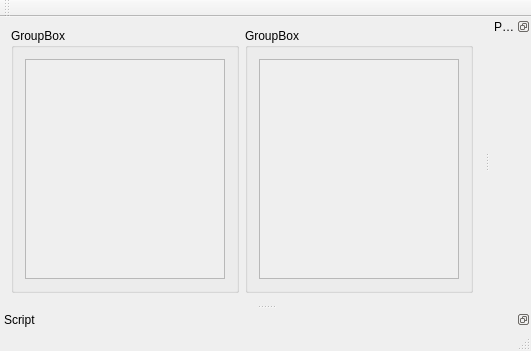
First picture: the form in mainwindow.ui, repository cloose/CuteRay, before the edit.
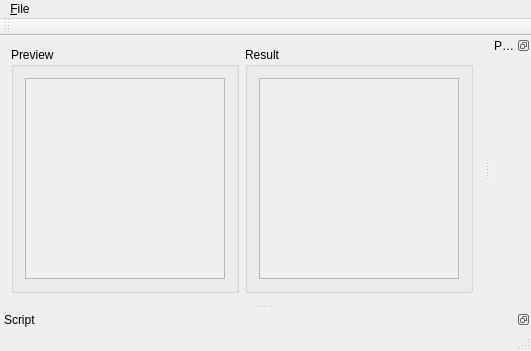
Second picture: the form after the edit. Custom widgets are drawn as their Qt base class.

What changed in the file:
```diff
--- a/mainwindow.ui
+++ b/mainwindow.ui
@@ -18,11 +18,11 @@
     <item>
      <widget class="QGroupBox" name="previewGroupBox">
       <property name="title">
-       <string>GroupBox</string>
+       <string>Preview</string>
       </property>
-      <layout class="QVBoxLayout" name="verticalLayout">
+      <layout class="QHBoxLayout" name="horizontalLayout_3">
        <item>
-        <widget class="QScrollArea" name="scrollArea">
+        <widget class="QScrollArea" name="previewScrollArea">
          <property name="widgetResizable">
           <bool>true</bool>
          </property>
@@ -44,7 +44,7 @@
     <item>
      <widget class="QGroupBox" name="resultGroupBox">
       <property name="title">
-       <string>GroupBox</string>
+       <string>Result</string>
       </property>
       <layout class="QHBoxLayout" name="horizontalLayout_2">
        <item>
@@ -52,7 +52,7 @@
          <property name="widgetResizable">
           <bool>true</bool>
          </property>
-         <widget class="QWidget" name="scrollAreaWidgetContents_2">
+         <widget class="RenderResultWidget" name="renderResultWidget">
           <property name="geometry">
            <rect>
             <x>0</x>
@@ -78,6 +78,15 @@
      <height>21</height>
     </rect>
    </property>
+   <widget class="QMenu" name="fileMenu">
+    <property name="title">
+     <string>&amp;File</string>
+    </property>
+    <addaction name="openAction"/>
+    <addaction name="separator"/>
+    <addaction name="exitAction"/>
+   </widget>
+   <addaction name="fileMenu"/>
   </widget>
   <widget class="QToolBar" name="mainToolBar">
    <attribute name="toolBarArea">
@@ -120,6 +129,20 @@
   </widget>
  </widget>
  <layoutdefault spacing="6" margin="11"/>
+ <customwidgets>
+  <customwidget>
+   <class>PreviewWidget</class>
+   <extends>QWidget</extends>
+   <header>previewwidget.h</header>
+   <container>1</container>
+  </customwidget>
+  <customwidget>
+   <class>RenderResultWidget</class>
+   <extends>QWidget</extends>
+   <header>renderresultwidget.h</header>
+   <container>1</container>
+  </customwidget>
+ </customwidgets>
  <resources/>
  <connections/>
 </ui>
```
Left out of the diff: 33 changed lines with no effect on the pictures.
